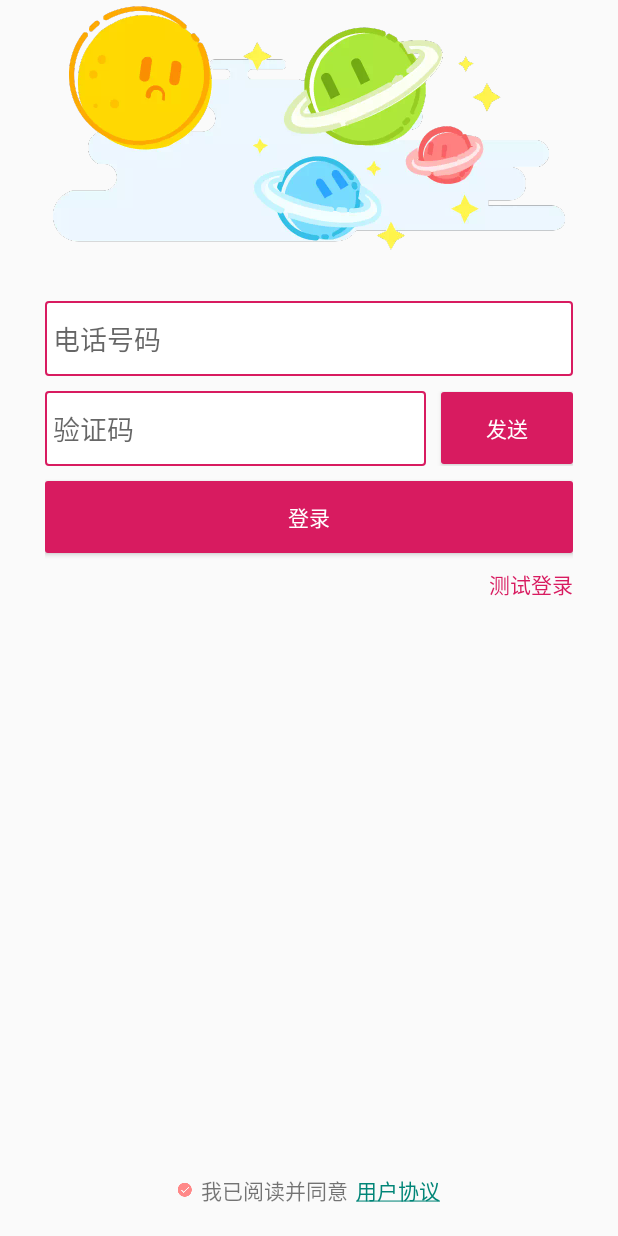
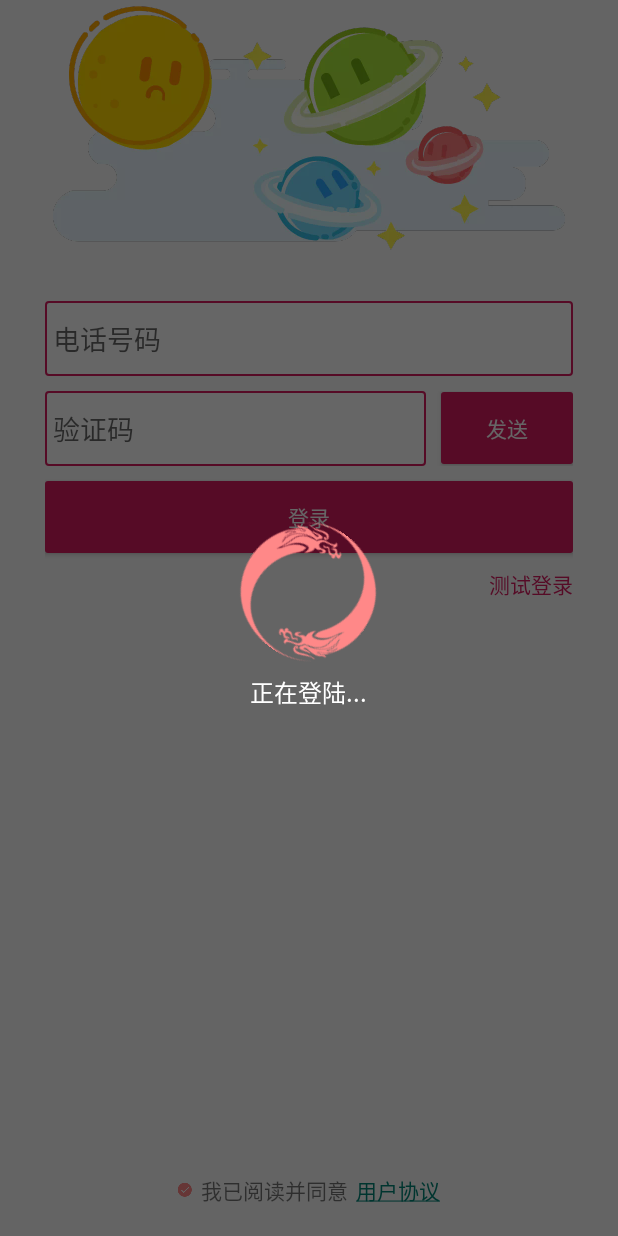
Before and after one commit to ShaoB/MeetYou, an Android app: the LoginActivity screen opened directly, with no data from a screen before it, after a tap on "测试登录", on a phone screen of 412 x 824 dp. Run offline under Robolectric (Android 15) with nearby library versions, the phone set to English and light mode, and no system bars; libraries missing offline, so code that uses them is left out: cn.bmob.v3; 3 statements that could not run were skipped.

Commit message:
添加lodding

```diff
--- a/app/src/main/java/com/example/android/meetyou/activity/LoginActivity.java
+++ b/app/src/main/java/com/example/android/meetyou/activity/LoginActivity.java
@@ -16,6 +16,7 @@ import com.example.android.framework.manager.DialogManager;
 import com.example.android.framework.utils.JumpUtils;
 import com.example.android.framework.utils.ToastUtils;
 import com.example.android.framework.view.DialogView;
+import com.example.android.framework.view.LodingView;
 import com.example.android.framework.view.TouchPictureV;
 import com.example.android.meetyou.MainActivity;
 import com.example.android.meetyou.R;
@@ -24,6 +25,7 @@ import androidx.annotation.NonNull;
 import cn.bmob.v3.exception.BmobException;
 import cn.bmob.v3.listener.LogInListener;
 import cn.bmob.v3.listener.QueryListener;
+import cn.bmob.v3.listener.SaveListener;
 
 public class LoginActivity extends BaseActivity implements View.OnClickListener {
 
@@ -74,6 +76,7 @@ public class LoginActivity extends BaseActivity implements View.OnClickListener
         }
     });
     private DialogView mDialog;
+    private LodingView mLodingView;
     private TouchPictureV mtouchPic;
 
     @Override
@@ -85,6 +88,9 @@ public class LoginActivity extends BaseActivity implements View.OnClickListener
     }
 
     private void initDialog() {
+        mLodingView = new LodingView(this);
+        mLodingView.setCancelable(false);
+
         mDialog = DialogManager.getInstance().initView(this, R.layout.dialog_login);
         mtouchPic = mDialog.findViewById(R.id.touchPic);
         mtouchPic.setViewResultListener(new TouchPictureV.OnViewResultListener() {
@@ -121,10 +127,33 @@ public class LoginActivity extends BaseActivity implements View.OnClickListener
                 login();
                 break;
             case R.id.tv_test_login:
+                testLogin();
                 break;
             case R.id.tv_user_agreement:
                 break;
         }
+    }
+
+    private void testLogin() {
+        mLodingView.show(getString(R.string.text_login_now_login_text));
+        final User user = new User();
+        //此处替换为你的用户名
+        user.setUsername("15201583278");
+        //此处替换为你的密码
+        user.setPassword("123456");
+        user.login(new SaveListener<User>() {
+            @Override
+            public void done(User bmobUser, BmobException e) {
+                if (e == null) {
+                    mLodingView.hide();
+                    ToastUtils.show(LoginActivity.this,R.string.toast_success);
+                    JumpUtils.goNext(LoginActivity.this, MainActivity.class,true);
+                } else {
+                    mLodingView.hide();
+                    ToastUtils.show(LoginActivity.this,R.string.toast_error);
+                }
+            }
+        });
     }
 
     /**
@@ -141,14 +170,16 @@ public class LoginActivity extends BaseActivity implements View.OnClickListener
             ToastUtils.show(this, R.string.toast_login_code_null);
             return;
         }
-
+        mLodingView.show(getString(R.string.text_login_now_login_text));
         BmobManager.getInstance().signOrLoginByMobilePhone(phone, code, new LogInListener<User>() {
             @Override
             public void done(User user, BmobException e) {
                 if(e == null){
+                    mLodingView.hide();
                     ToastUtils.show(LoginActivity.this, R.string.toast_success);
                     JumpUtils.goNext(LoginActivity.this, MainActivity.class,true);
                 }else{
+                    mLodingView.hide();
                     ToastUtils.show(LoginActivity.this, R.string.toast_error);
                 }
             }
--- /dev/null
+++ b/framework/src/main/java/com/example/android/framework/view/LodingView.java
@@ -0,0 +1,67 @@
+package com.example.android.framework.view;
+
+import android.animation.ObjectAnimator;
+import android.content.Context;
+import android.text.TextUtils;
+import android.widget.ImageView;
+import android.widget.TextView;
+
+import com.example.android.framework.R;
+import com.example.android.framework.manager.DialogManager;
+import com.example.android.framework.utils.AnimUtils;
+
+/**
+ * FileName: LodingView
+ * Founder: LiuGuiLin
+ * Profile: 加载提示框
+ */
+public class LodingView{
+
+    private DialogView mLodingView;
+    private ImageView iv_loding;
+    private TextView tv_loding_text;
+    private ObjectAnimator mAnim;
+
+    public LodingView(Context mContext) {
+        mLodingView = DialogManager.getInstance().initView(mContext, R.layout.dialog_loding);
+        iv_loding = mLodingView.findViewById(R.id.iv_loding);
+        tv_loding_text = mLodingView.findViewById(R.id.tv_loding_text);
+        mAnim = AnimUtils.rotation(iv_loding,2 * 1000);
+    }
+
+    /**
+     * 设置加载的提示文本
+     *
+     * @param text
+     */
+    public void setLodingText(String text) {
+        if (!TextUtils.isEmpty(text)) {
+            tv_loding_text.setText(text);
+        }
+    }
+
+    public void show() {
+        mAnim.start();
+        DialogManager.getInstance().show(mLodingView);
+    }
+
+    public void show(String text) {
+        mAnim.start();
+        setLodingText(text);
+        DialogManager.getInstance().show(mLodingView);
+    }
+
+    public void hide() {
+        mAnim.pause();
+        DialogManager.getInstance().hide(mLodingView);
+    }
+
+    /**
+     * 外部是否可以点击消失
+     *
+     * @param flag
+     */
+    public void setCancelable(boolean flag) {
+        mLodingView.setCancelable(flag);
+    }
+}
--- /dev/null
+++ b/framework/src/main/res/drawable/shape_loding_bg.xml
@@ -0,0 +1,5 @@
+<?xml version="1.0" encoding="utf-8"?>
+<shape xmlns:android="http://schemas.android.com/apk/res/android">
+    <solid android:color="@android:color/transparent" />
+    <corners android:radius="10dp" />
+</shape>
--- /dev/null
+++ b/framework/src/main/res/layout/dialog_loding.xml
@@ -0,0 +1,32 @@
+<?xml version="1.0" encoding="utf-8"?>
+<LinearLayout xmlns:android="http://schemas.android.com/apk/res/android"
+    android:layout_width="match_parent"
+    android:layout_height="match_parent"
+    android:gravity="center"
+    android:orientation="vertical">
+
+    <LinearLayout
+        android:layout_width="@dimen/dp_130"
+        android:layout_height="@dimen/dp_130"
+        android:background="@drawable/shape_loding_bg"
+        android:gravity="center"
+        android:orientation="vertical">
+
+        <ImageView
+            android:id="@+id/iv_loding"
+            android:layout_width="@dimen/dp_90"
+            android:layout_height="@dimen/dp_90"
+            android:src="@drawable/img_loding" />
+
+        <TextView
+            android:id="@+id/tv_loding_text"
+            android:layout_width="wrap_content"
+            android:layout_height="wrap_content"
+            android:layout_marginTop="@dimen/dp_10"
+            android:textColor="@android:color/white"
+            android:textSize="@dimen/font_16" />
+
+    </LinearLayout>
+
+
+</LinearLayout>
```
Also changed, not shown: framework/src/main/java/com/example/android/framework/bmob/User.java (line endings or trailing spaces).
